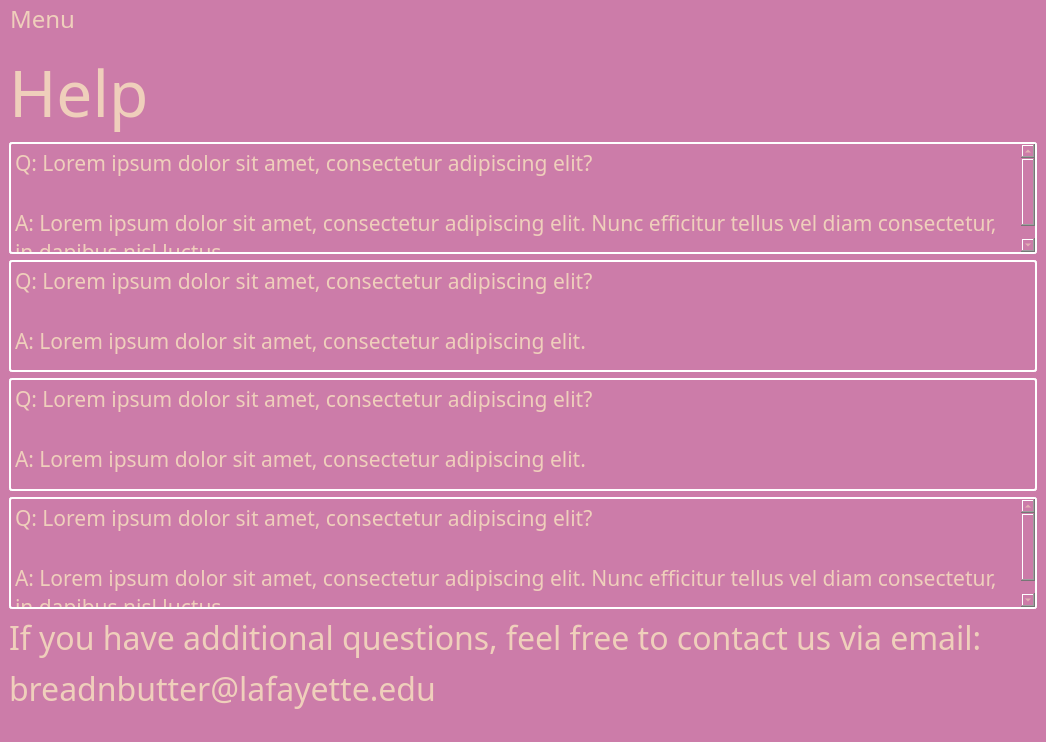
jacksodl23/cs-205-pet-adoption, file breadnbutter/gui/shelterhelp.ui: the form before one commit.
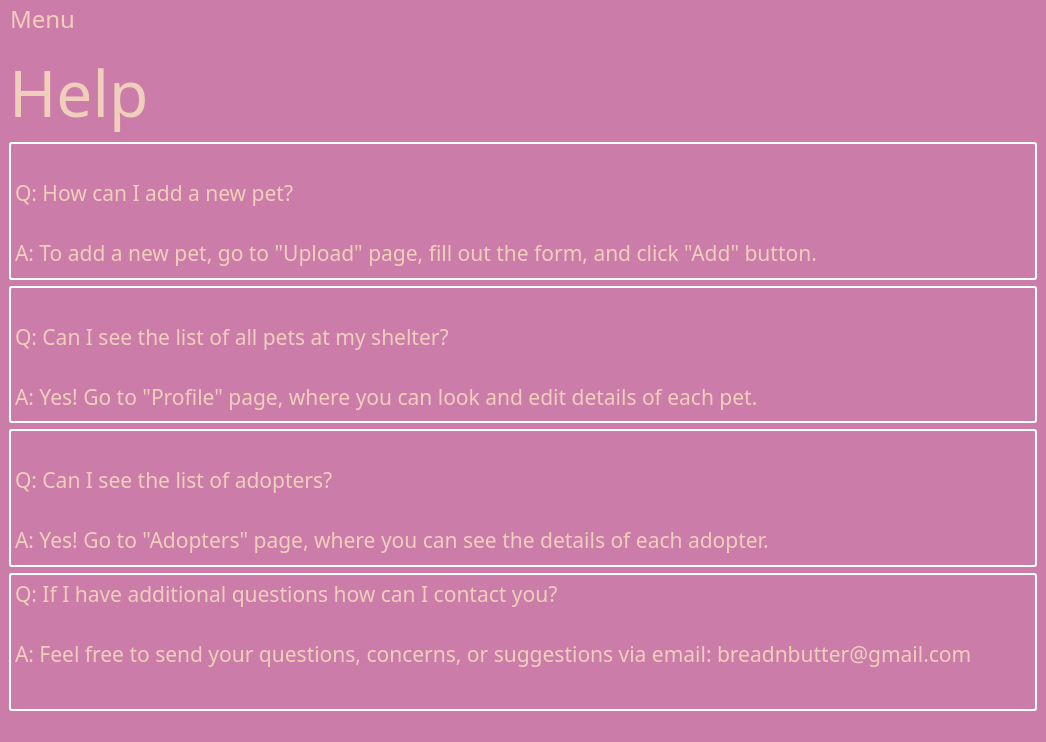
The form after the commit.

Commit message: updated help pages

```diff
--- a/breadnbutter/gui/shelterhelp.ui
+++ b/breadnbutter/gui/shelterhelp.ui
@@ -643,9 +643,10 @@
 &lt;html&gt;&lt;head&gt;&lt;meta name=&quot;qrichtext&quot; content=&quot;1&quot; /&gt;&lt;style type=&quot;text/css&quot;&gt;
 p, li { white-space: pre-wrap; }
 &lt;/style&gt;&lt;/head&gt;&lt;body style=&quot; font-family:'Dyuthi'; font-size:16pt; font-weight:400; font-style:normal;&quot;&gt;
-&lt;p style=&quot; margin-top:0px; margin-bottom:0px; margin-left:0px; margin-right:0px; -qt-block-indent:0; text-indent:0px;&quot;&gt;&lt;span style=&quot; font-family:'Sans Serif';&quot;&gt;Q: Lorem ipsum dolor sit amet, consectetur adipiscing elit?&lt;/span&gt;&lt;/p&gt;
+&lt;p style=&quot;-qt-paragraph-type:empty; margin-top:0px; margin-bottom:0px; margin-left:0px; margin-right:0px; -qt-block-indent:0; text-indent:0px;&quot;&gt;&lt;br /&gt;&lt;/p&gt;
+&lt;p style=&quot; margin-top:0px; margin-bottom:0px; margin-left:0px; margin-right:0px; -qt-block-indent:0; text-indent:0px;&quot;&gt;&lt;span style=&quot; font-family:'Sans Serif';&quot;&gt;Q: How can I add a new pet?&lt;/span&gt;&lt;/p&gt;
 &lt;p style=&quot;-qt-paragraph-type:empty; margin-top:0px; margin-bottom:0px; margin-left:0px; margin-right:0px; -qt-block-indent:0; text-indent:0px; font-family:'Sans Serif';&quot;&gt;&lt;br /&gt;&lt;/p&gt;
-&lt;p style=&quot; margin-top:0px; margin-bottom:0px; margin-left:0px; margin-right:0px; -qt-block-indent:0; text-indent:0px;&quot;&gt;&lt;span style=&quot; font-family:'Sans Serif';&quot;&gt;A: Lorem ipsum dolor sit amet, consectetur adipiscing elit. Nunc efficitur tellus vel diam consectetur, in dapibus nisl luctus.&lt;/span&gt;&lt;/p&gt;&lt;/body&gt;&lt;/html&gt;</string>
+&lt;p style=&quot; margin-top:0px; margin-bottom:0px; margin-left:0px; margin-right:0px; -qt-block-indent:0; text-indent:0px;&quot;&gt;&lt;span style=&quot; font-family:'Sans Serif';&quot;&gt;A: To add a new pet, go to &amp;quot;Upload&amp;quot; page, fill out the form, and click &amp;quot;Add&amp;quot; button.&lt;/span&gt;&lt;/p&gt;&lt;/body&gt;&lt;/html&gt;</string>
       </property>
      </widget>
     </item>
@@ -839,9 +840,10 @@
 &lt;html&gt;&lt;head&gt;&lt;meta name=&quot;qrichtext&quot; content=&quot;1&quot; /&gt;&lt;style type=&quot;text/css&quot;&gt;
 p, li { white-space: pre-wrap; }
 &lt;/style&gt;&lt;/head&gt;&lt;body style=&quot; font-family:'Dyuthi'; font-size:16pt; font-weight:400; font-style:normal;&quot;&gt;
-&lt;p style=&quot; margin-top:0px; margin-bottom:0px; margin-left:0px; margin-right:0px; -qt-block-indent:0; text-indent:0px;&quot;&gt;&lt;span style=&quot; font-family:'Sans Serif';&quot;&gt;Q: Lorem ipsum dolor sit amet, consectetur adipiscing elit?&lt;/span&gt;&lt;/p&gt;
+&lt;p style=&quot;-qt-paragraph-type:empty; margin-top:0px; margin-bottom:0px; margin-left:0px; margin-right:0px; -qt-block-indent:0; text-indent:0px;&quot;&gt;&lt;br /&gt;&lt;/p&gt;
+&lt;p style=&quot; margin-top:0px; margin-bottom:0px; margin-left:0px; margin-right:0px; -qt-block-indent:0; text-indent:0px;&quot;&gt;&lt;span style=&quot; font-family:'Sans Serif';&quot;&gt;Q: Can I see the list of all pets at my shelter?&lt;/span&gt;&lt;/p&gt;
 &lt;p style=&quot;-qt-paragraph-type:empty; margin-top:0px; margin-bottom:0px; margin-left:0px; margin-right:0px; -qt-block-indent:0; text-indent:0px; font-family:'Sans Serif';&quot;&gt;&lt;br /&gt;&lt;/p&gt;
-&lt;p style=&quot; margin-top:0px; margin-bottom:0px; margin-left:0px; margin-right:0px; -qt-block-indent:0; text-indent:0px;&quot;&gt;&lt;span style=&quot; font-family:'Sans Serif';&quot;&gt;A: Lorem ipsum dolor sit amet, consectetur adipiscing elit.&lt;/span&gt;&lt;/p&gt;&lt;/body&gt;&lt;/html&gt;</string>
+&lt;p style=&quot; margin-top:0px; margin-bottom:0px; margin-left:0px; margin-right:0px; -qt-block-indent:0; text-indent:0px;&quot;&gt;&lt;span style=&quot; font-family:'Sans Serif';&quot;&gt;A: Yes! Go to &amp;quot;Profile&amp;quot; page, where you can look and edit details of each pet.&lt;/span&gt;&lt;/p&gt;&lt;/body&gt;&lt;/html&gt;</string>
       </property>
      </widget>
     </item>
@@ -1035,9 +1037,10 @@
 &lt;html&gt;&lt;head&gt;&lt;meta name=&quot;qrichtext&quot; content=&quot;1&quot; /&gt;&lt;style type=&quot;text/css&quot;&gt;
 p, li { white-space: pre-wrap; }
 &lt;/style&gt;&lt;/head&gt;&lt;body style=&quot; font-family:'Dyuthi'; font-size:16pt; font-weight:400; font-style:normal;&quot;&gt;
-&lt;p style=&quot; margin-top:0px; margin-bottom:0px; margin-left:0px; margin-right:0px; -qt-block-indent:0; text-indent:0px;&quot;&gt;&lt;span style=&quot; font-family:'Sans Serif';&quot;&gt;Q: Lorem ipsum dolor sit amet, consectetur adipiscing elit?&lt;/span&gt;&lt;/p&gt;
+&lt;p style=&quot;-qt-paragraph-type:empty; margin-top:0px; margin-bottom:0px; margin-left:0px; margin-right:0px; -qt-block-indent:0; text-indent:0px;&quot;&gt;&lt;br /&gt;&lt;/p&gt;
+&lt;p style=&quot; margin-top:0px; margin-bottom:0px; margin-left:0px; margin-right:0px; -qt-block-indent:0; text-indent:0px;&quot;&gt;&lt;span style=&quot; font-family:'Sans Serif';&quot;&gt;Q: Can I see the list of adopters?&lt;/span&gt;&lt;/p&gt;
 &lt;p style=&quot;-qt-paragraph-type:empty; margin-top:0px; margin-bottom:0px; margin-left:0px; margin-right:0px; -qt-block-indent:0; text-indent:0px; font-family:'Sans Serif';&quot;&gt;&lt;br /&gt;&lt;/p&gt;
-&lt;p style=&quot; margin-top:0px; margin-bottom:0px; margin-left:0px; margin-right:0px; -qt-block-indent:0; text-indent:0px;&quot;&gt;&lt;span style=&quot; font-family:'Sans Serif';&quot;&gt;A: Lorem ipsum dolor sit amet, consectetur adipiscing elit.&lt;/span&gt;&lt;/p&gt;&lt;/body&gt;&lt;/html&gt;</string>
+&lt;p style=&quot; margin-top:0px; margin-bottom:0px; margin-left:0px; margin-right:0px; -qt-block-indent:0; text-indent:0px;&quot;&gt;&lt;span style=&quot; font-family:'Sans Serif';&quot;&gt;A: Yes! Go to &amp;quot;Adopters&amp;quot; page, where you can see the details of each adopter.&lt;/span&gt;&lt;/p&gt;&lt;/body&gt;&lt;/html&gt;</string>
       </property>
      </widget>
     </item>
@@ -1231,35 +1234,9 @@
 &lt;html&gt;&lt;head&gt;&lt;meta name=&quot;qrichtext&quot; content=&quot;1&quot; /&gt;&lt;style type=&quot;text/css&quot;&gt;
 p, li { white-space: pre-wrap; }
 &lt;/style&gt;&lt;/head&gt;&lt;body style=&quot; font-family:'Dyuthi'; font-size:16pt; font-weight:400; font-style:normal;&quot;&gt;
-&lt;p style=&quot; margin-top:0px; margin-bottom:0px; margin-left:0px; margin-right:0px; -qt-block-indent:0; text-indent:0px;&quot;&gt;&lt;span style=&quot; font-family:'Sans Serif';&quot;&gt;Q: Lorem ipsum dolor sit amet, consectetur adipiscing elit?&lt;/span&gt;&lt;/p&gt;
+&lt;p style=&quot; margin-top:0px; margin-bottom:0px; margin-left:0px; margin-right:0px; -qt-block-indent:0; text-indent:0px;&quot;&gt;&lt;span style=&quot; font-family:'Sans Serif';&quot;&gt;Q: If I have additional questions how can I contact you?&lt;/span&gt;&lt;/p&gt;
 &lt;p style=&quot;-qt-paragraph-type:empty; margin-top:0px; margin-bottom:0px; margin-left:0px; margin-right:0px; -qt-block-indent:0; text-indent:0px; font-family:'Sans Serif';&quot;&gt;&lt;br /&gt;&lt;/p&gt;
-&lt;p style=&quot; margin-top:0px; margin-bottom:0px; margin-left:0px; margin-right:0px; -qt-block-indent:0; text-indent:0px;&quot;&gt;&lt;span style=&quot; font-family:'Sans Serif';&quot;&gt;A: Lorem ipsum dolor sit amet, consectetur adipiscing elit. Nunc efficitur tellus vel diam consectetur, in dapibus nisl luctus.&lt;/span&gt;&lt;/p&gt;&lt;/body&gt;&lt;/html&gt;</string>
-      </property>
-     </widget>
-    </item>
-    <item>
-     <widget class="QLabel" name="label_2">
-      <property name="font">
-       <font>
-        <family>Dyuthi</family>
-        <pointsize>24</pointsize>
-       </font>
-      </property>
-      <property name="text">
-       <string>If you have additional questions, feel free to contact us via email:</string>
-      </property>
-     </widget>
-    </item>
-    <item>
-     <widget class="QLabel" name="label_3">
-      <property name="font">
-       <font>
-        <family>Dyuthi</family>
-        <pointsize>24</pointsize>
-       </font>
-      </property>
-      <property name="text">
-       <string>breadnbutter@lafayette.edu</string>
+&lt;p style=&quot; margin-top:0px; margin-bottom:0px; margin-left:0px; margin-right:0px; -qt-block-indent:0; text-indent:0px;&quot;&gt;&lt;span style=&quot; font-family:'Sans Serif';&quot;&gt;A: Feel free to send your questions, concerns, or suggestions via email: breadnbutter@gmail.com&lt;/span&gt;&lt;/p&gt;&lt;/body&gt;&lt;/html&gt;</string>
       </property>
      </widget>
     </item>
```
The commit also changes 2 other files.
